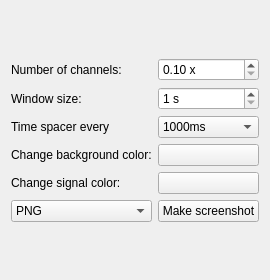
The window that libraries/disp/viewers/formfiles/channeldatasettingsview.ui (mne-tools/mne-cpp) describes before a commit, drawn with Qt 5.
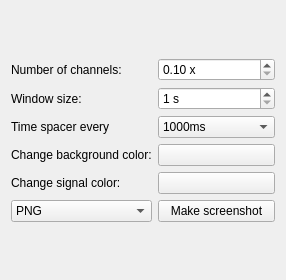
The same window after the commit.

Diff of the .ui file:
```diff
--- a/libraries/disp/viewers/formfiles/channeldatasettingsview.ui
+++ b/libraries/disp/viewers/formfiles/channeldatasettingsview.ui
@@ -6,7 +6,7 @@
    <rect>
     <x>0</x>
     <y>0</y>
-    <width>256</width>
+    <width>286</width>
     <height>280</height>
    </rect>
   </property>
```
Left out of the diff: 10 changed lines with no effect on the pictures.
